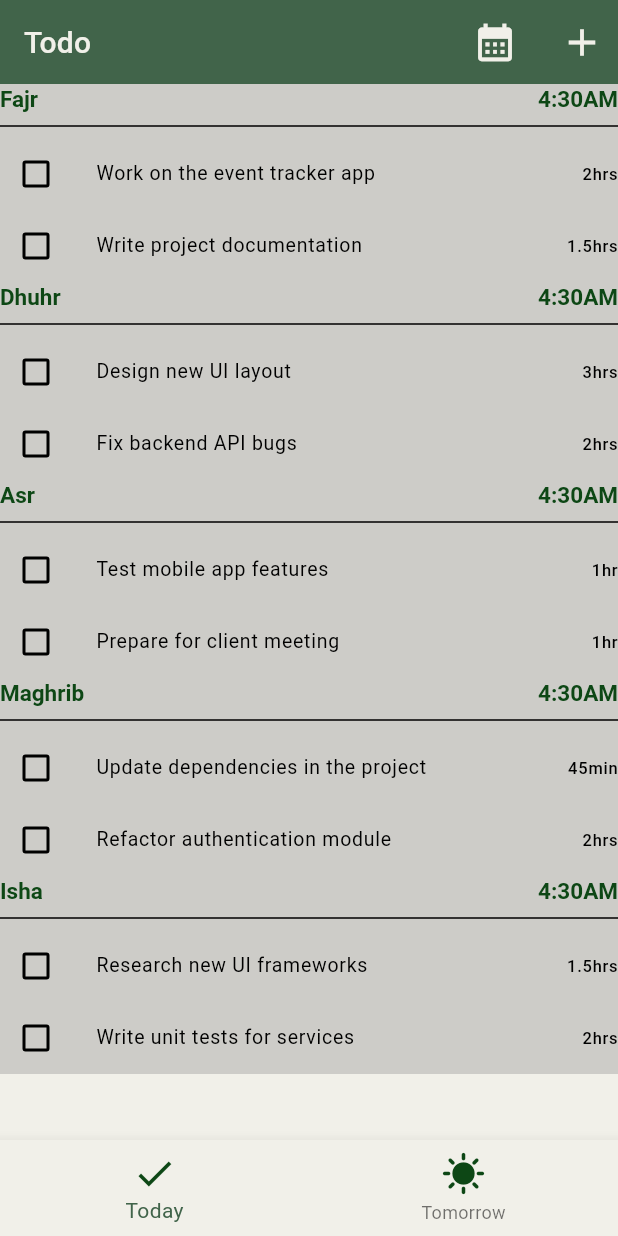
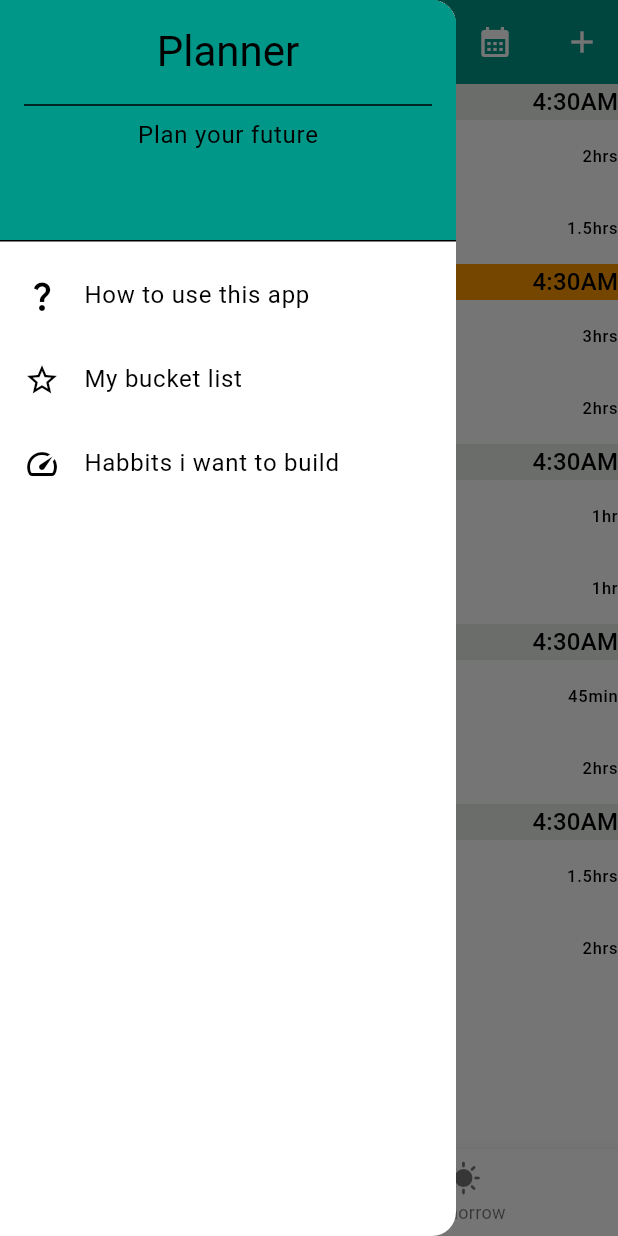
Before and after one commit to Hackim7200/planner_app, a Flutter app: the screen it shows after launch, with the side drawer open (before the commit the screen has no drawer), on a phone screen of 412 x 824 dp. Run offline on Flutter 3.47's test engine with Material 3 defaults, Android fonts, the phone set to English and light mode, and no system bars.

Commit message:
made some changes

```diff
--- /dev/null
+++ b/planner_app/lib/pages/custom_bottom_drawer.dart
@@ -0,0 +1,76 @@
+import 'package:flutter/material.dart';
+import 'package:planner_app/pages/bucket_list.dart';
+import 'package:planner_app/pages/habits.dart';
+import 'package:planner_app/pages/how_to.dart';
+
+class CustomBottomDrawer extends StatelessWidget {
+  const CustomBottomDrawer({super.key});
+
+  @override
+  Widget build(BuildContext context) {
+    return Drawer(
+      child: ListView(
+        // Important: Remove any padding from the ListView.
+        padding: EdgeInsets.zero,
+        children: [
+          DrawerHeader(
+              decoration: BoxDecoration(
+                color: Colors.teal,
+              ),
+              child: Column(
+                children: [
+                  Text(
+                    'Planner',
+                    style: Theme.of(context).textTheme.headlineMedium,
+                  ),
+                  SizedBox(
+                    height: 10,
+                  ),
+                  Divider(),
+                  Text(
+                    'Plan your future',
+                  ),
+                ],
+              )),
+          ListTile(
+            leading: Icon(Icons.question_mark),
+            title: const Text('How to use this app'),
+            onTap: () {
+              Navigator.push(
+                  context,
+                  MaterialPageRoute(
+                    builder: (context) => HowTo(),
+                  ));
+            },
+          ),
+          ListTile(
+            leading: Icon(Icons.star_border_outlined),
+            title: const Text('My bucket list'),
+            onTap: () {
+              Navigator.push(
+                  context,
+                  MaterialPageRoute(
+                    builder: (context) => BucketList(),
+                  ));
+              // Update the state of the app.
+              // ...
+            },
+          ),
+          ListTile(
+            leading: Icon(Icons.speed),
+            title: const Text('Habbits i want to build'),
+            onTap: () {
+              Navigator.push(
+                  context,
+                  MaterialPageRoute(
+                    builder: (context) => Habits(),
+                  ));
+              // Update the state of the app.
+              // ...
+            },
+          ),
+        ],
+      ),
+    );
+  }
+}
--- a/planner_app/lib/pages/todo/today.dart
+++ b/planner_app/lib/pages/todo/today.dart
@@ -42,24 +42,25 @@ class _TodayState extends State<Today> {
         children: [
           // Iterate over time labels and their corresponding tasks
           for (int i = 0; i < timePeriod.length; i++) ...[
+            // Divider(),
+
             Container(
-              decoration: BoxDecoration(
-                  borderRadius: BorderRadius.zero,
-                  color: const Color.fromARGB(99, 148, 148, 148)),
-              child: Column(
-                children: [
-                  Row(
+              color: i == 1
+                  ? Theme.of(context).colorScheme.secondary
+                  : Color.fromARGB(30, 65, 100, 74),
+              child: Row(
                 mainAxisAlignment: MainAxisAlignment.spaceBetween,
                 children: [
                   Text(timeLabels[i],
-                          style: Theme.of(context).textTheme.headlineSmall),
+                      style: Theme.of(context).textTheme.titleMedium),
                   Text("4:30AM",
                       style: Theme.of(context)
                           .textTheme
-                              .headlineSmall) // Placeholder for actual time if needed
+                          .titleMedium) // Placeholder for actual time if needed
                 ],
               ),
-                  Divider(),
+            ),
+            // Divider(),
             // ReorderableListView for each time period to allow reordering of tasks
             ReorderableListView(
               physics: NeverScrollableScrollPhysics(),
@@ -95,9 +96,6 @@ class _TodayState extends State<Today> {
               ],
             ),
           ],
-              ),
-            )
-          ],
         ],
       ),
     );
--- a/planner_app/lib/pages/todo/todo.dart
+++ b/planner_app/lib/pages/todo/todo.dart
@@ -1,8 +1,9 @@
 import 'package:flutter/material.dart';
+import 'package:planner_app/pages/custom_bottom_drawer.dart';
 import 'package:planner_app/pages/event/event.dart';
+import 'package:planner_app/pages/todo/add_todo.dart';
 import 'package:planner_app/pages/todo/today.dart';
 import 'package:planner_app/pages/todo/tommorow.dart';
-import 'package:planner_app/task_model.dart';
 
 class Todo extends StatefulWidget {
   const Todo({super.key});
@@ -19,35 +20,35 @@ class _TodoState extends State<Todo> {
   @override
   Widget build(BuildContext context) {
     return Scaffold(
-      backgroundColor: Theme.of(context).colorScheme.surface,
       appBar: AppBar(
-        backgroundColor: Theme.of(context).colorScheme.primary,
-        title: Text('Todo', style: Theme.of(context).textTheme.titleMedium),
+        title: Text(
+          'Todo',
+        ),
         actions: [
           IconButton(
               onPressed: () {
                 Navigator.pushReplacement(
                   context,
-                  MaterialPageRoute(builder: (context) => Event()),
+                  PageRouteBuilder(
+                    pageBuilder: (context, animation, secondaryAnimation) =>
+                        Event(),
+                    transitionsBuilder:
+                        (context, animation, secondaryAnimation, child) {
+                      return child; // No transition
+                    },
+                  ),
                 );
               },
               icon: Icon(
                 Icons.calendar_month,
-                size: 30,
-                color: Theme.of(context).colorScheme.surface,
               )),
           SizedBox(
             width: 10,
           ),
-          IconButton(
-              onPressed: () {},
-              icon: Icon(
-                Icons.add,
-                size: 30,
-                color: Theme.of(context).colorScheme.surface,
-              ))
+          AddTodo()
         ],
       ),
+      drawer: CustomBottomDrawer(),
       body: _pages[_selectedIndexBottomNav],
       // floatingActionButton: FloatingActionButton(
       //     onPressed: () {},
@@ -59,12 +60,14 @@ class _TodoState extends State<Todo> {
           currentIndex: _selectedIndexBottomNav,
           items: [
             BottomNavigationBarItem(
-                icon: Icon(Icons.check,
-                    size: 30, color: Theme.of(context).colorScheme.tertiary),
+                icon: Icon(
+                  Icons.check,
+                ),
                 label: 'Today'),
             BottomNavigationBarItem(
-                icon: Icon(Icons.sunny,
-                    size: 30, color: Theme.of(context).colorScheme.tertiary),
+                icon: Icon(
+                  Icons.sunny,
+                ),
                 label: 'Tomorrow'),
           ]),
     );
--- a/planner_app/lib/theme/theme.dart
+++ b/planner_app/lib/theme/theme.dart
@@ -2,45 +2,34 @@ import 'package:flutter/material.dart';
 
 ThemeData lightTheme = ThemeData(
     brightness: Brightness.light,
+    // canvasColor:
+    // Colors.red, // sets the background color of bottom navigation bar
     colorScheme: ColorScheme.light(
-      primary: Color(0xFF41644A), // app bar, buttons
-      secondary: Color(0xFFE9762B), // floating action button, toggle
-      tertiary: Color(0xFF0D4715),
-      surface: Color(0xFFF1F0E9), // background
+      surface: Colors.white, // background color
 
-      error: Colors.red, // validation messages
+      primary: Colors.teal, // appbar color
+      secondary:
+          Colors.orange, // this os for the bottom navigation bar icon color
+      error: Colors.red,
     ),
+    ////////////////////////////////AppBar Theme////////////////////////////////
+
     textTheme: TextTheme(
-      headlineMedium: TextStyle(
-          fontSize: 24, color: Colors.black), // for title for sections
-      headlineSmall: TextStyle(
-          fontSize: 15, color: Color(0xFF0D4715), fontWeight: FontWeight.bold),
-      titleMedium: TextStyle(
-          fontSize: 20, color: const Color(0xFFF1F0E9)), // for appbar title
-      bodyMedium: TextStyle(fontSize: 15, color: Colors.black), // for body text
-      // labelMedium: TextStyle(fontSize: 16, color: Colors.black), //for button text
+        //headline>title>body
+        ),
+    drawerTheme: DrawerThemeData(
+      backgroundColor: Colors.white,
     ),
-    elevatedButtonTheme: ElevatedButtonThemeData(
-      style: ElevatedButton.styleFrom(
-        backgroundColor: Color(0xFFF1F0E9),
-
-        disabledBackgroundColor: Color(0xFF0D4715),
-        // foregroundColor: ,
-        disabledForegroundColor: Color(0xFFF1F0E9),
-        shape: RoundedRectangleBorder(borderRadius: BorderRadius.circular(8)),
-      ),
+    appBarTheme: AppBarTheme(
+      backgroundColor: Colors.teal,
+      foregroundColor: Colors.white, // changes icon colors
     ),
-    outlinedButtonTheme: OutlinedButtonThemeData(
-        style: ElevatedButton.styleFrom(
-      shape: RoundedRectangleBorder(borderRadius: BorderRadius.circular(8)),
-    ))
-
-    // inputDecorationTheme: InputDecorationTheme(
-    //   filled: true,
-    //   fillColor: Colors.grey[200],
-    //   border: OutlineInputBorder(borderRadius: BorderRadius.circular(12)),
-    // ),
-    );
+    bottomNavigationBarTheme: BottomNavigationBarThemeData(
+      selectedItemColor: Colors.orange,
+      showUnselectedLabels: true,
+      showSelectedLabels: true,
+      selectedLabelStyle: TextStyle(fontWeight: FontWeight.bold),
+    ));
 
 ThemeData darkTheme = ThemeData(
   brightness: Brightness.dark,
```
Also changed, not shown: planner_app/lib/pages/bucket_list.dart (added, +28 -0 lines), planner_app/lib/pages/event/event.dart (+12 -8 lines), planner_app/lib/pages/habits.dart (added, +28 -0 lines), planner_app/lib/pages/how_to.dart (added, +28 -0 lines), planner_app/lib/pages/todo/add_todo.dart (added, +106 -0 lines). Lines whose indentation alone changed are shown as unchanged.
